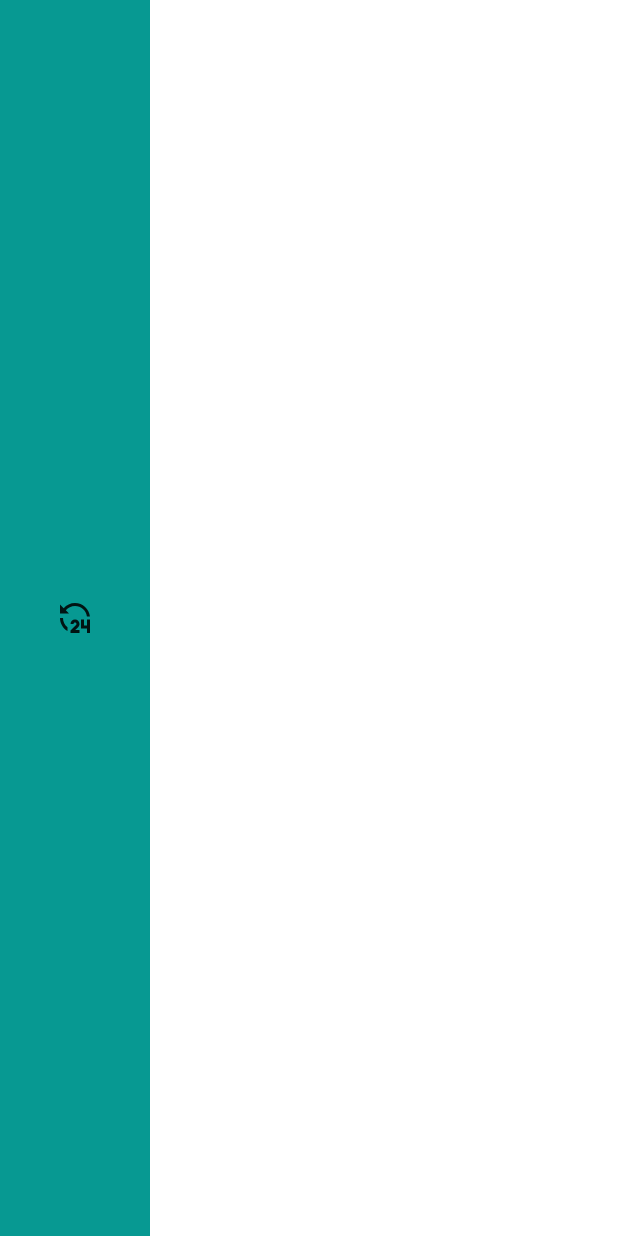
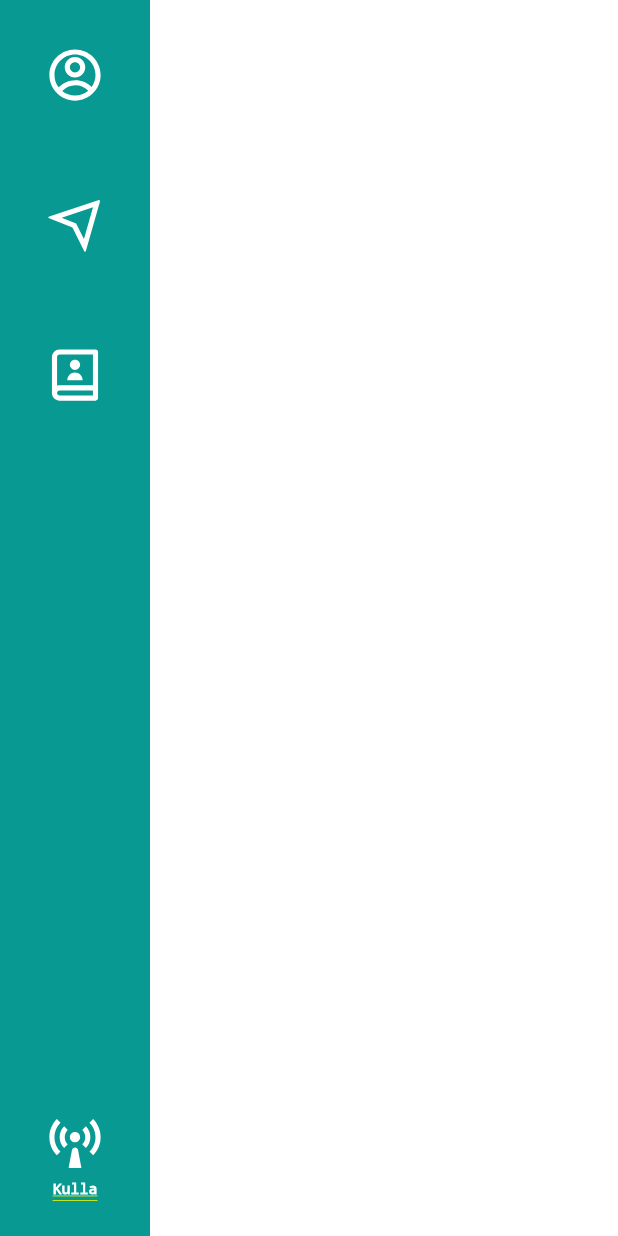
Before and after one commit to nooradn/kulla-whatsapp-blaster, a Flutter app: the screen it shows after launch, on a phone screen of 412 x 824 dp. Run offline on Flutter 3.47's test engine with Material 2 defaults, Android fonts, the phone set to English and light mode, and no system bars; our stand-ins replace google_fonts, remixicon.

Commit message:
add g fonts, add panels

```diff
--- a/lib/main.dart
+++ b/lib/main.dart
@@ -1,5 +1,6 @@
 import 'package:flutter/material.dart';
-import 'package:kulla/resources/colors.dart';
+import 'package:google_fonts/google_fonts.dart';
+import 'package:kulla/resources.dart';
 import 'package:remixicon/remixicon.dart';
 
 void main() {
@@ -12,6 +13,9 @@ class KullaApp extends StatelessWidget {
     return MaterialApp(
       title: 'Kulla',
       theme: ThemeData(
+        textTheme: GoogleFonts.ubuntuTextTheme(
+          Theme.of(context).textTheme,
+        ),
         primarySwatch: Colors.green,
       ),
       home: Row(
@@ -40,12 +44,63 @@ class Panel extends StatelessWidget {
   @override
   Widget build(BuildContext context) {
     return Column(
-      mainAxisAlignment: MainAxisAlignment.center,
+      mainAxisAlignment: MainAxisAlignment.spaceBetween,
       children: [
-        SizedBox(
-          height: 100,
-          width: 100,
-          child: Icon(Remix.a24_hours_fill),
+        Column(
+          children: [
+            SizedBox(
+              height: 100,
+              width: 100,
+              child: Center(
+                child: Icon(
+                  Remix.account_circle_line,
+                  size: 41,
+                  color: Colors.white,
+                ),
+              ),
+            ),
+            SizedBox(
+              height: 100,
+              width: 100,
+              child: Icon(
+                Remix.send_plane_line,
+                size: 41,
+                color: Colors.white,
+              ),
+            ),
+            SizedBox(
+              height: 100,
+              width: 100,
+              child: Icon(
+                Remix.contacts_book_2_line,
+                size: 41,
+                color: Colors.white,
+              ),
+            )
+          ],
+        ),
+        Container(
+          margin: EdgeInsets.symmetric(vertical: 25),
+          child: Column(
+            children: [
+              Icon(
+                Remix.broadcast_fill,
+                color: Colors.white,
+                size: 41,
+              ),
+              SizedBox(
+                height: 5,
+              ),
+              Text(
+                'Kulla',
+                style: TextStyle(
+                  fontSize: 10,
+                  color: Colors.white,
+                  // fontFamily:
+                ),
+              ),
+            ],
+          ),
         )
       ],
     );
--- a/pubspec.yaml
+++ b/pubspec.yaml
@@ -23,6 +23,7 @@ environment:
 dependencies:
   flutter:
     sdk: flutter
+  google_fonts: ^2.1.0
   remixicon: ^1.0.0
 
 
```
Also changed, not shown: lib/resources.dart (renamed from lib/resources/colors.dart), pubspec.lock, 5 other files.
